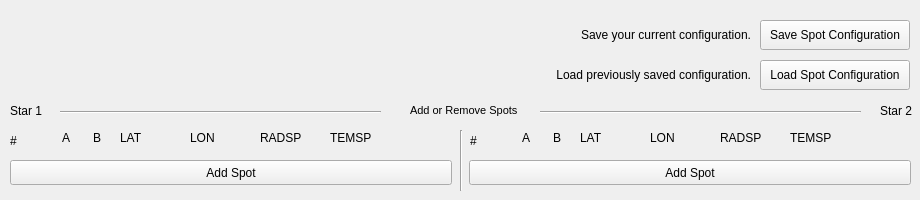
This is resources/spotconfigurewidget.ui in Varnani/PyWD2015 as Qt 5 draws it before an edit. The edited form follows.
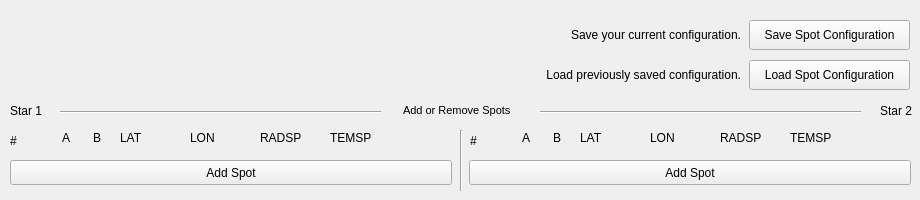
This is the edited form.

Commit message: continue implementing exportDc()

The edit to the form file:
```diff
--- a/resources/spotconfigurewidget.ui
+++ b/resources/spotconfigurewidget.ui
@@ -28,9 +28,9 @@
   <widget class="QLabel" name="label">
    <property name="geometry">
     <rect>
-     <x>410</x>
+     <x>403</x>
      <y>100</y>
-     <width>111</width>
+     <width>121</width>
      <height>21</height>
     </rect>
    </property>
@@ -165,9 +165,9 @@
   <widget class="QPushButton" name="spotconfigsave_btn">
    <property name="geometry">
     <rect>
-     <x>760</x>
+     <x>749</x>
      <y>20</y>
-     <width>150</width>
+     <width>161</width>
      <height>30</height>
     </rect>
    </property>
@@ -178,9 +178,9 @@
   <widget class="QPushButton" name="spotconfigload_btn">
    <property name="geometry">
     <rect>
-     <x>760</x>
+     <x>749</x>
      <y>60</y>
-     <width>150</width>
+     <width>161</width>
      <height>30</height>
     </rect>
    </property>
@@ -370,7 +370,7 @@
     <rect>
      <x>20</x>
      <y>20</y>
-     <width>731</width>
+     <width>721</width>
      <height>30</height>
     </rect>
    </property>
@@ -386,7 +386,7 @@
     <rect>
      <x>20</x>
      <y>60</y>
-     <width>731</width>
+     <width>721</width>
      <height>30</height>
     </rect>
    </property>
```
The commit also changes 2 other files.
